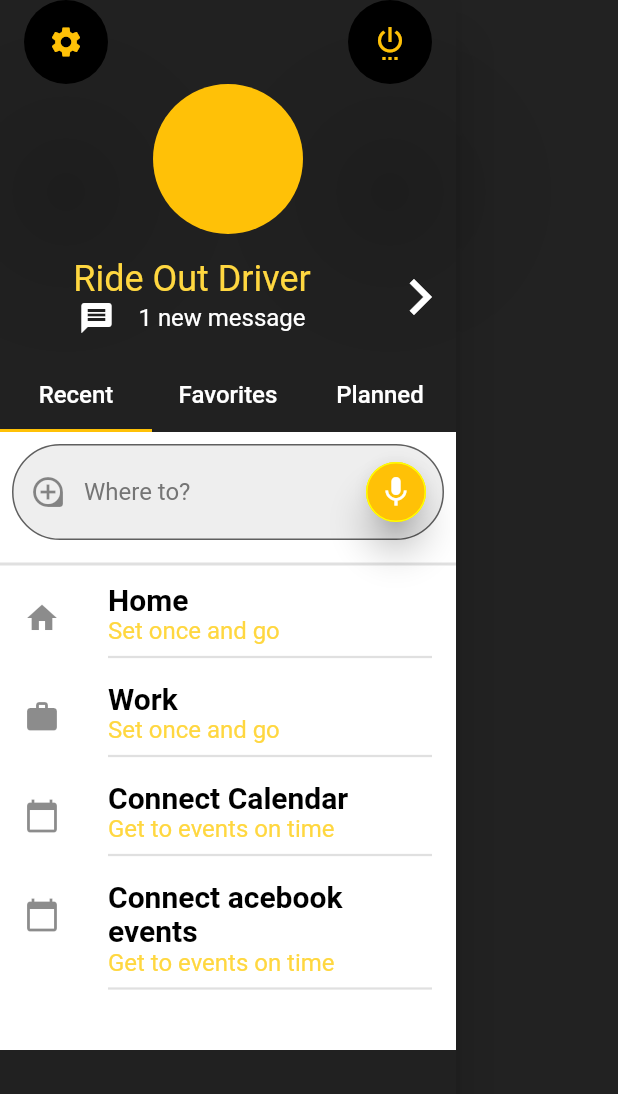
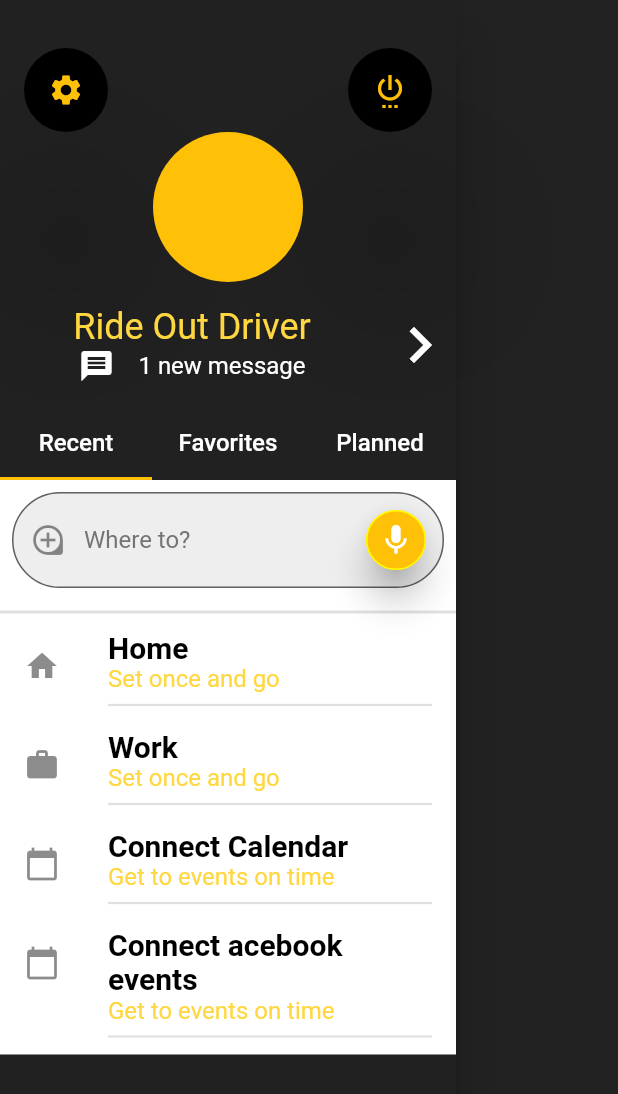
Before and after one commit to Layoneth/WAZE_Flutter, a Flutter app: the MyDrawer widget shown alone on an empty page, opened directly, on a phone screen of 412 x 824 dp. Shown: the top 1094 px of the screen. Run offline on Flutter 3.47's test engine with Material 2 defaults, Android fonts, the phone set to English and light mode, and no system bars.

Commit message:
Finish (I think)

```diff
--- a/waze/lib/routes/routes.dart
+++ b/waze/lib/routes/routes.dart
@@ -4,6 +4,7 @@ import 'package:waze/pages/home_page.dart';
 import 'package:waze/pages/inbox_page.dart';
 import 'package:waze/pages/my_waze_page.dart';
 import 'package:waze/pages/planned_page.dart';
+import 'package:waze/pages/report_page.dart';
 import 'package:waze/pages/ride_out_page.dart';
 import 'package:waze/pages/welcome_page.dart';
 
@@ -16,5 +17,6 @@ Map<String, WidgetBuilder> getAplicationRoutes() {
       '/inbox'      : (BuildContext context) => InboxPage(),
       '/myWaze'     : (BuildContext context) => MyWazePage(),
       '/welcome'    : (BuildContext context) => WelcomePage(),
+      '/report'     : (BuildContext context) => ReportPage(),
   };
 }
--- a/waze/lib/widgets/my_drawer.dart
+++ b/waze/lib/widgets/my_drawer.dart
@@ -10,9 +10,9 @@ class MyDrawer extends StatefulWidget {
 
 class _MyDrawerState extends State<MyDrawer> with TickerProviderStateMixin{
   final _tabs = <Widget>[
-    FavoritesPageView(),
-    Text('STATUS', style: MyTypography.whiteParagraph,),
-    Text('CALLS', style: MyTypography.whiteParagraph,),
+    SingleChildScrollView(child: FavoritesPageView()),
+    Text('Favorites', style: MyTypography.whiteParagraph,),
+    Text('Planned', style: MyTypography.whiteParagraph,),
   ];
   PageController _pageController;
   TabController _tabController;
@@ -32,8 +32,8 @@ class _MyDrawerState extends State<MyDrawer> with TickerProviderStateMixin{
       length: _tabs.length,
       initialIndex: 1,
       child: Drawer(
-        child: SafeArea(
         child: Container(
+          padding: EdgeInsets.only(top: 32.0),
           height: MediaQuery.of(context).size.height,
           color: Colors.black87,
           child: ListView(
@@ -47,7 +47,6 @@ class _MyDrawerState extends State<MyDrawer> with TickerProviderStateMixin{
               _tabsD(context),
               _tabPages(),
             ],
-            ),
           ),
         ),
       ),
@@ -123,33 +122,33 @@ class _MyDrawerState extends State<MyDrawer> with TickerProviderStateMixin{
       child: TabBar(
         controller: _tabController,
         tabs: [
-        Tab(
-          child: GestureDetector(
+        InkWell(
+          child: Tab(
             child: Text(
               'Recent',
               style: MyTypography.whiteParagraph,
             ),
+          ),
           onTap: () => onChangePage( 0 )
         ),
-        ),
-        Tab(
-          child: GestureDetector(
+        InkWell(
+          child: Tab(
             child: Text(
               'Favorites',
               style: MyTypography.whiteParagraph,
             ),
             // onTap: () => onChangePage( 1 )
+          ),
           onTap: () => Navigator.pushNamed(context, '/favorites'),
         ),
-        ),
-        Tab(
-          child: GestureDetector(
+        InkWell(
+          child: Tab(
             child: Text(
               'Planned',
               style: MyTypography.whiteParagraph,
             ),
+          ),
           onTap: () => Navigator.pushNamed(context, '/planned'),
-          ),
         ),
       ]),
     );
```
Also changed, not shown: waze/lib/pages/home_page.dart (+134 -32 lines), waze/lib/pages/report_page.dart (added, +102 -0 lines). Lines whose indentation alone changed are shown as unchanged.
